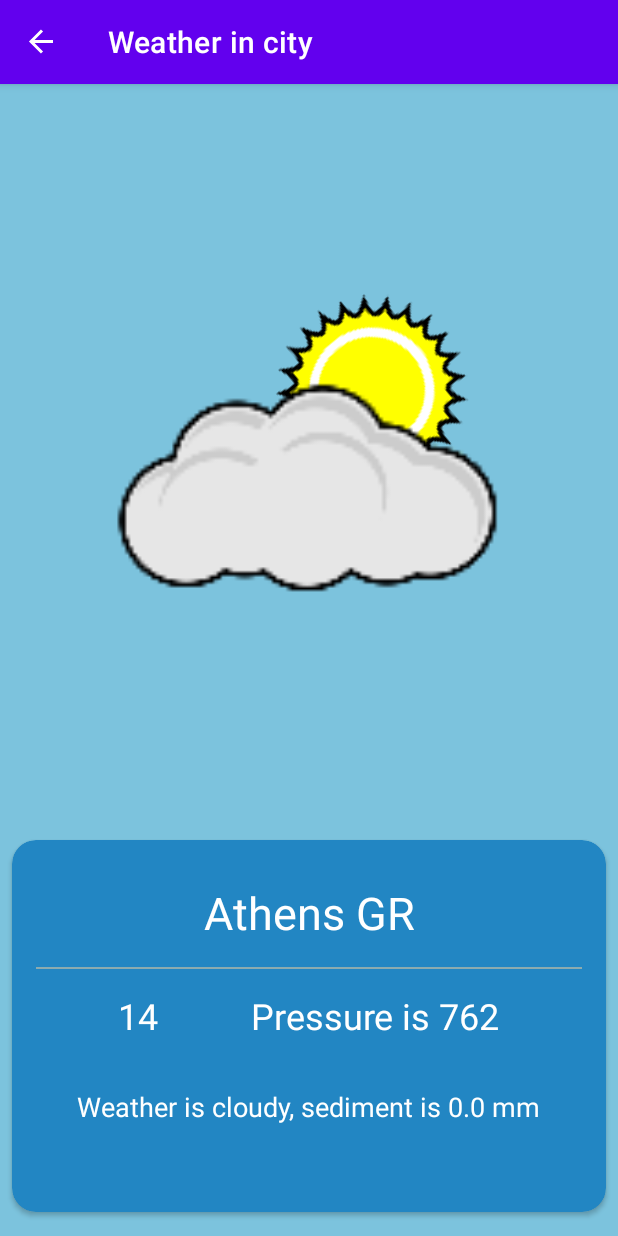
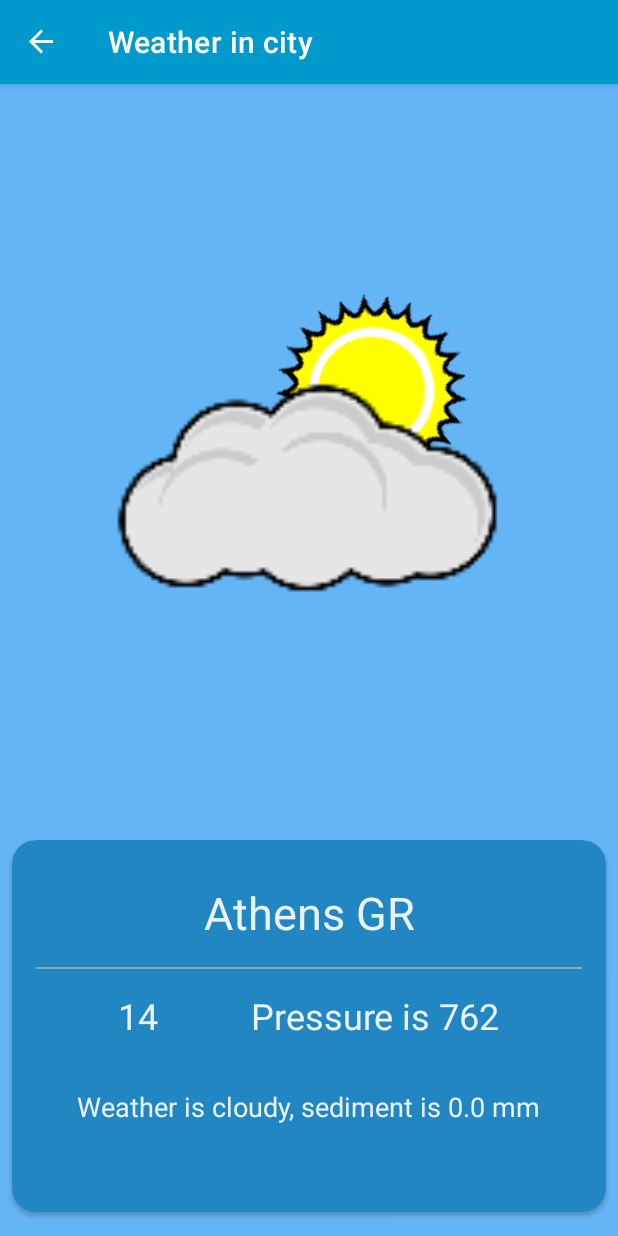
Before and after one commit to salboro/WeatherApp, an Android app: the screen it shows after launch (MainActivity), after a tap on "Athens", on a phone screen of 412 x 824 dp. Run offline under Robolectric (Android 15) with nearby library versions, the phone set to English and light mode, and no system bars; our stand-ins replace Room's generated code, navigation-ui; Roboto replaces fonts that are not available here.

Commit message:
few design corrections

```diff
--- a/app/src/main/res/layout/city_item_view.xml
+++ b/app/src/main/res/layout/city_item_view.xml
@@ -8,6 +8,7 @@
     android:layout_marginEnd="8dp"
     android:layout_marginBottom="8dp"
     android:padding="12dp"
+    app:cardBackgroundColor="#FFFFFF"
     app:cardCornerRadius="4dp">
 
     <androidx.constraintlayout.widget.ConstraintLayout
@@ -25,7 +26,7 @@
             android:layout_marginTop="8dp"
             android:layout_marginBottom="8dp"
             android:fontFamily="@font/roboto_bold"
-            android:textColor="@color/white"
+            android:textColor="@color/primary_text_color"
             android:textSize="24sp"
             app:layout_constraintBottom_toBottomOf="parent"
             app:layout_constraintStart_toEndOf="@+id/conditionImage"
@@ -40,7 +41,7 @@
             android:layout_marginEnd="16dp"
             android:layout_marginBottom="8dp"
             android:fontFamily="@font/roboto_bold"
-            android:textColor="@color/white"
+            android:textColor="@color/primary_text_color"
             android:textSize="24sp"
             app:layout_constraintBottom_toBottomOf="parent"
             app:layout_constraintEnd_toEndOf="parent"
--- a/app/src/main/res/layout/fragment_detail.xml
+++ b/app/src/main/res/layout/fragment_detail.xml
@@ -77,7 +77,7 @@
                 android:layout_marginEnd="8dp"
                 android:fontFamily="@font/roboto_bold"
                 android:text="@{@string/pressure_format(city.weather.pressure)}"
-                android:textColor="@color/white"
+                android:textColor="@color/primary_text_color"
                 android:textSize="24sp"
                 app:layout_constraintBaseline_toBaselineOf="@+id/degrees"
                 app:layout_constraintEnd_toEndOf="parent"
@@ -93,7 +93,7 @@
                 android:layout_marginEnd="8dp"
                 android:fontFamily="@font/roboto_bold"
                 android:textAlignment="textStart"
-                android:textColor="@color/white"
+                android:textColor="@color/primary_text_color"
                 android:textSize="30sp"
                 app:layout_constraintEnd_toEndOf="parent"
                 app:layout_constraintStart_toStartOf="parent"
@@ -120,7 +120,7 @@
                 android:layout_marginEnd="8dp"
                 android:layout_marginBottom="8dp"
                 android:fontFamily="@font/roboto_bold"
-                android:textColor="@color/white"
+                android:textColor="@color/primary_text_color"
                 android:textSize="24sp"
                 app:layout_constraintBottom_toTopOf="@+id/condition"
                 app:layout_constraintEnd_toStartOf="@+id/pressure"
@@ -137,7 +137,7 @@
                 android:layout_marginEnd="8dp"
                 android:layout_marginBottom="16dp"
                 android:fontFamily="@font/roboto"
-                android:textColor="@color/white"
+                android:textColor="@color/primary_text_color"
                 android:textSize="18sp"
                 app:layout_constraintBottom_toBottomOf="parent"
                 app:layout_constraintEnd_toEndOf="parent"
--- a/app/src/main/res/values/colors.xml
+++ b/app/src/main/res/values/colors.xml
@@ -8,6 +8,7 @@
     <color name="black">#FF000000</color>
     <color name="white">#FFFFFFFF</color>
     <color name="gray">#8CABAF</color>
-    <color name="primary_color">#7CC3DD</color>
+    <color name="primary_color">#64b5f6</color>
     <color name="secondary_color">#2286c3</color>
+    <color name="primary_text_color">#E6FFFFFF</color>
 </resources>
--- a/app/src/main/res/values/themes.xml
+++ b/app/src/main/res/values/themes.xml
@@ -2,7 +2,7 @@
     <!-- Base application theme. -->
     <style name="Theme.WeatherApp" parent="Theme.MaterialComponents.DayNight.DarkActionBar">
         <!-- Primary brand color. -->
-        <item name="colorPrimary">@color/purple_500</item>
+        <item name="colorPrimary">@android:color/holo_blue_dark</item>
         <item name="colorPrimaryVariant">@color/purple_700</item>
         <item name="colorOnPrimary">@color/white</item>
         <!-- Secondary brand color. -->
```
